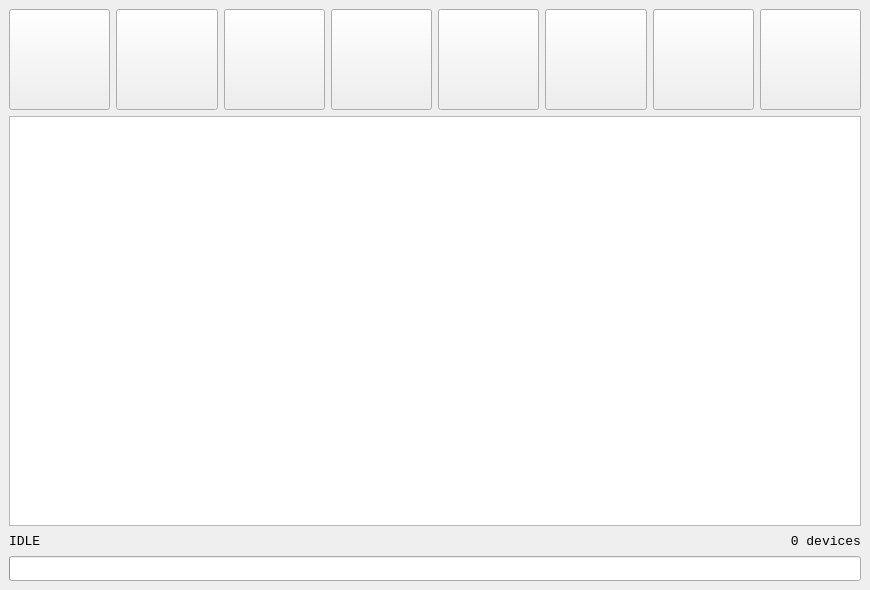
The window that exe/ui_main.ui (elmoiv/elmocut) describes before a commit, drawn with Qt 5.
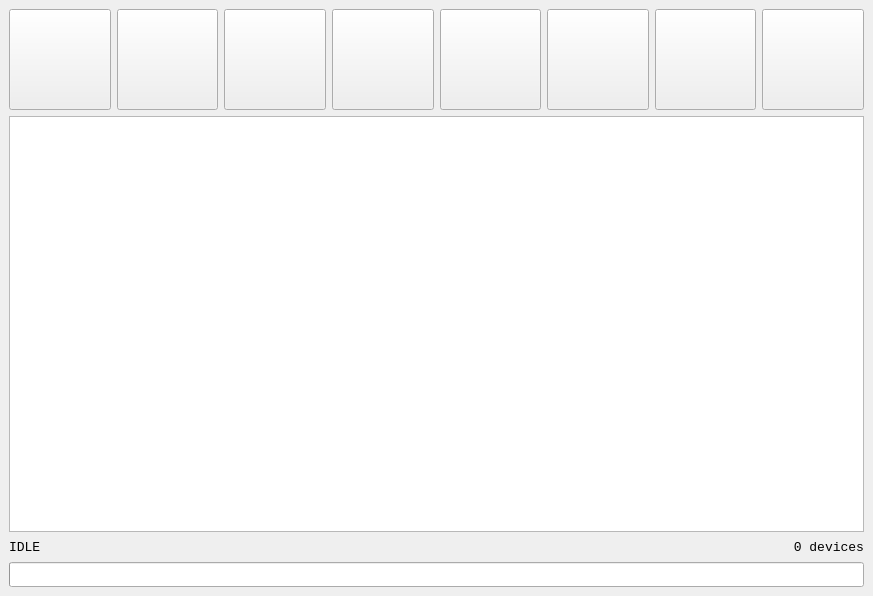
The same window after the commit.

Diff of the .ui file:
```diff
--- a/exe/ui_main.ui
+++ b/exe/ui_main.ui
@@ -6,8 +6,8 @@
    <rect>
     <x>0</x>
     <y>0</y>
-    <width>870</width>
-    <height>590</height>
+    <width>873</width>
+    <height>596</height>
    </rect>
   </property>
   <property name="minimumSize">
@@ -35,8 +35,8 @@
      <height>0</height>
     </size>
    </property>
-   <layout class="QHBoxLayout" name="horizontalLayout">
-    <item>
+   <layout class="QGridLayout" name="gridLayout_2">
+    <item row="0" column="0">
      <layout class="QGridLayout" name="gridLayout" columnstretch="0,0,0,0,0,0,0,0,0">
       <property name="sizeConstraint">
        <enum>QLayout::SetNoConstraint</enum>
@@ -389,7 +389,6 @@
          <font>
           <family>Consolas</family>
           <pointsize>11</pointsize>
-          <weight>50</weight>
           <bold>false</bold>
          </font>
         </property>
```
